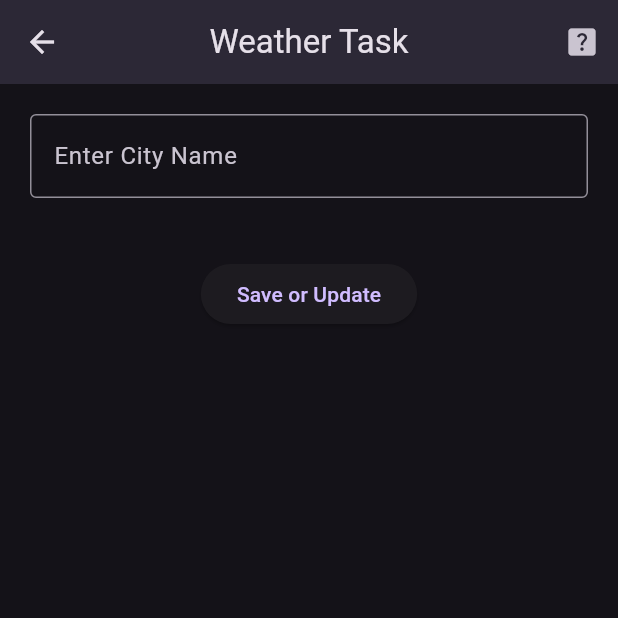
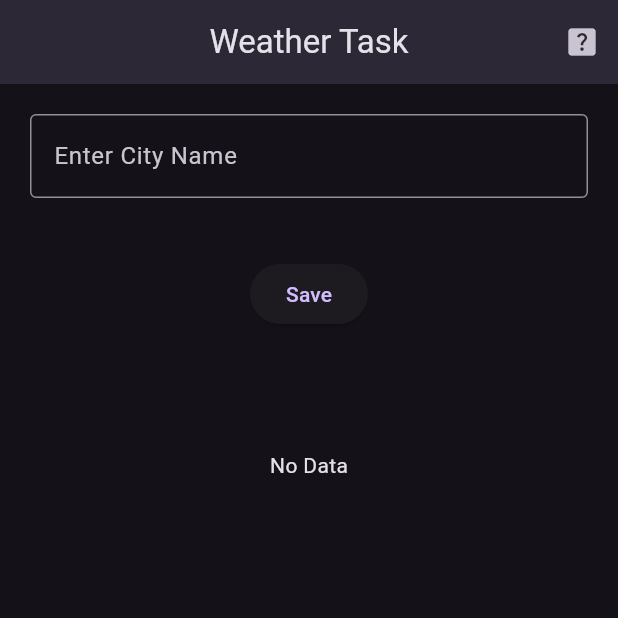
Before and after one commit to kurision/weather-task-flutter, a Flutter app: the HomePageView screen opened directly, on a phone screen of 412 x 824 dp, the top half of it. Run offline on Flutter 3.47's test engine with Material 3 defaults, Android fonts, the phone set to English and light mode, and no system bars; our stand-ins replace flutter_dotenv, flutter_riverpod, geolocator, shared_preferences; accounts and stored records are empty.

Commit message:
Project-Completion

```diff
--- a/lib/app.dart
+++ b/lib/app.dart
@@ -1,5 +1,6 @@
 import 'package:flutter/material.dart';
-import 'package:weather_task/features/splash/help_screen.dart';
+
+import 'package:weather_task/features/splash/splash_screen.dart';
 
 class MyApp extends StatelessWidget {
   const MyApp({super.key});
@@ -10,7 +11,7 @@ class MyApp extends StatelessWidget {
       debugShowCheckedModeBanner: false,
       title: 'Weather Task',
       theme: ThemeData.dark(),
-      home: const HelpScreen(),
+      home: const SplashScreen(),
     );
   }
 }
--- a/lib/features/homepage/views/homepage_view.dart
+++ b/lib/features/homepage/views/homepage_view.dart
@@ -1,22 +1,47 @@
+import 'dart:developer';
+
 import 'package:flutter/material.dart';
 import 'package:flutter_riverpod/flutter_riverpod.dart';
+import 'package:weather_task/features/homepage/state/user_state.dart';
 import 'package:weather_task/features/homepage/state/weather_state.dart';
 import 'package:weather_task/features/splash/help_screen.dart';
 
 import '../widgets/custom_text_widget.dart';
 
-class HomePageView extends ConsumerWidget {
+class HomePageView extends ConsumerStatefulWidget {
   const HomePageView({super.key});
 
   @override
-  Widget build(BuildContext context, WidgetRef ref) {
-    final TextEditingController cityController = TextEditingController();
+  ConsumerState<ConsumerStatefulWidget> createState() => _HomePageViewState();
+}
+
+class _HomePageViewState extends ConsumerState<HomePageView> {
+  final TextEditingController cityController = TextEditingController();
+
+  @override
+  void initState() {
+    ref.read(userStateProvider.notifier).getUserCity().then((value) {
+      cityController.text = ref.read(userStateProvider) ?? '';
+      if (cityController.text.isEmpty) {
+        ref.read(weatherProvider.notifier).fetchWeatherFromDeviceLocation();
+      } else {
+        ref.watch(weatherProvider.notifier).fetchWeather(cityController.text);
+      }
+    });
+
+    super.initState();
+  }
+
+  @override
+  Widget build(BuildContext context) {
+    final userState = ref.watch(userStateProvider);
+
     return Scaffold(
       appBar: AppBar(
         actions: [
           IconButton(
             onPressed: () {
-              Navigator.push(
+              Navigator.pushReplacement(
                 context,
                 MaterialPageRoute(
                   builder: (context) => const HelpScreen(),
@@ -48,6 +73,9 @@ class HomePageView extends ConsumerWidget {
             ),
             ElevatedButton(
               onPressed: () {
+                ref
+                    .read(userStateProvider.notifier)
+                    .setUserCity(cityController.text);
                 if (cityController.text.isEmpty) {
                   ref
                       .read(weatherProvider.notifier)
@@ -58,7 +86,8 @@ class HomePageView extends ConsumerWidget {
                       .fetchWeather(cityController.text);
                 }
               },
-              child: const Text('Save or Update'),
+              child: Text(
+                  userState == null || userState.isEmpty ? 'Save' : 'Update'),
             ),
             const SizedBox(
               height: 40,
@@ -111,7 +140,7 @@ class HomePageView extends ConsumerWidget {
       child: Column(
         children: [
           Text(
-            '${state.weatherModel.temperatureInCelsius.toString()} C',
+            '${state.weatherModel.temperatureInCelsius.toString()} \u00B0 C',
             style: const TextStyle(fontSize: 20, fontWeight: FontWeight.bold),
           ),
           const SizedBox(height: 10),
@@ -124,7 +153,15 @@ class HomePageView extends ConsumerWidget {
   }
 
   Container _initialState(ref) {
-    ref.read(weatherProvider.notifier).fetchWeatherFromDeviceLocation();
-    return Container();
+    //ref.read(weatherProvider.notifier).fetchWeatherFromDeviceLocation();
+    return Container(
+      padding: const EdgeInsets.all(20),
+      margin: const EdgeInsets.all(20),
+      child: const Column(
+        children: [
+          Text('No Data'),
+        ],
+      ),
+    );
   }
 }
```
Also changed, not shown: lib/features/homepage/state/user_state.dart (added, +21 -0 lines), lib/features/splash/help_screen.dart (+31 -2 lines), lib/features/splash/splash_screen.dart (added, +50 -0 lines).
